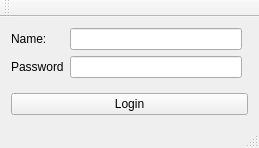
Old version of the form UserManagement/loginwindow.ui in the repository AlexGruebel/UserManagementProjectAP2019-.
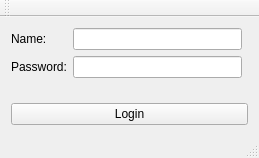
New version of the form.

Patch:
```diff
--- a/UserManagement/loginwindow.ui
+++ b/UserManagement/loginwindow.ui
@@ -7,7 +7,7 @@
     <x>0</x>
     <y>0</y>
     <width>259</width>
-    <height>148</height>
+    <height>158</height>
    </rect>
   </property>
   <property name="windowTitle">
@@ -37,7 +37,7 @@
       <item row="1" column="0">
        <widget class="QLabel" name="passwordLabel">
         <property name="text">
-         <string>Password</string>
+         <string>Password:</string>
         </property>
        </widget>
       </item>
```
